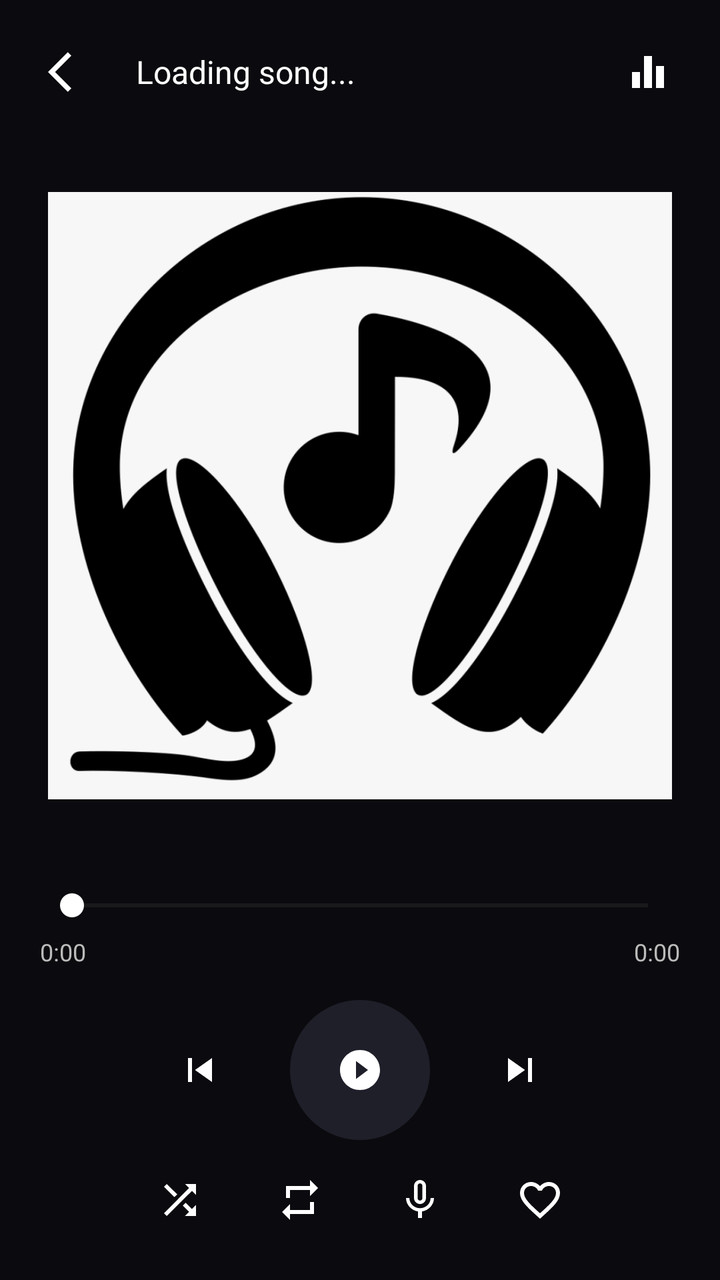
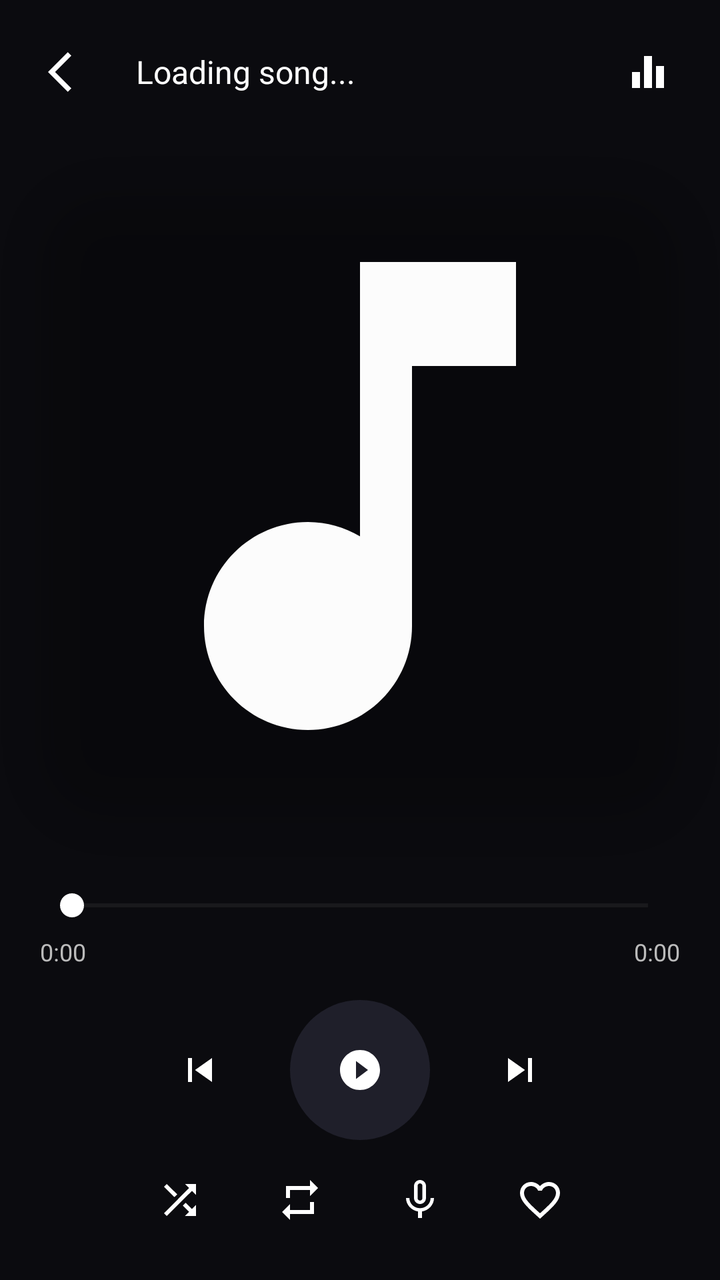

Two renders of the same Android screen: before a commit and after it. Below are the layout's source before the change and the commit's diff.
<!-- AndroidManifest.xml: application theme Theme.AppCompat.Light.NoActionBar -->
<!-- res/layout/activity_player.xml -->
<?xml version="1.0" encoding="utf-8"?>
<androidx.constraintlayout.widget.ConstraintLayout
    xmlns:android="http://schemas.android.com/apk/res/android"
    xmlns:app="http://schemas.android.com/apk/res-auto"
    xmlns:tools="http://schemas.android.com/tools"
    android:layout_width="match_parent"
    android:layout_height="match_parent"
    android:background="#0B0B0F"
    tools:context=".PlayerActivity">

    
    <LinearLayout
        android:id="@+id/topBar"
        android:layout_width="0dp"
        android:layout_height="wrap_content"
        android:orientation="horizontal"
        android:padding="16dp"
        android:gravity="center_vertical"
        app:layout_constraintTop_toTopOf="parent"
        app:layout_constraintStart_toStartOf="parent"
        app:layout_constraintEnd_toEndOf="parent">

        <ImageButton
            android:id="@+id/btnback"
            android:layout_width="40dp"
            android:layout_height="40dp"
            android:background="?attr/selectableItemBackgroundBorderless"
            android:src="@drawable/ic_back"
            android:tint="#FFFFFF"/>

        <TextView
            android:id="@+id/txtSong"
            android:layout_width="0dp"
            android:layout_height="wrap_content"
            android:layout_weight="1"
            android:paddingStart="12dp"
            android:paddingEnd="12dp"
            android:text="Loading song..."
            android:textColor="#FFFFFF"
            android:textSize="16sp"
            android:singleLine="true"
            android:ellipsize="marquee"
            android:marqueeRepeatLimit="marquee_forever"
            android:focusable="true"
            android:focusableInTouchMode="true"/>

        <ImageButton
            android:id="@+id/btnEq"
            android:layout_width="40dp"
            android:layout_height="40dp"
            android:background="?attr/selectableItemBackgroundBorderless"
            android:src="@drawable/ic_equalizer"
            android:tint="#FFFFFF"/>
    </LinearLayout>

    
    <ImageView
        android:id="@+id/imgView"
        android:layout_width="0dp"
        android:layout_height="0dp"
        android:layout_margin="24dp"
        android:scaleType="centerCrop"
        android:src="@drawable/picon"
        app:layout_constraintTop_toBottomOf="@id/topBar"
        app:layout_constraintBottom_toTopOf="@id/playerControls"
        app:layout_constraintStart_toStartOf="parent"
        app:layout_constraintEnd_toEndOf="parent"/>

    
    <LinearLayout
        android:id="@+id/playerControls"
        android:layout_width="0dp"
        android:layout_height="wrap_content"
        android:orientation="vertical"
        android:padding="20dp"
        app:layout_constraintBottom_toBottomOf="parent"
        app:layout_constraintStart_toStartOf="parent"
        app:layout_constraintEnd_toEndOf="parent">

        
        <SeekBar
            android:id="@+id/seekBar"
            android:layout_width="match_parent"
            android:layout_height="wrap_content"
            android:thumbTint="#FFFFFF"
            android:progressTint="#4CAF50"
            android:progressBackgroundTint="#444"/>

        <LinearLayout
            android:layout_width="match_parent"
            android:layout_height="wrap_content"
            android:orientation="horizontal"
            android:paddingTop="6dp">

            <TextView
                android:id="@+id/txtSongStart"
                android:layout_width="wrap_content"
                android:layout_height="wrap_content"
                android:text="0:00"
                android:textColor="#BBBBBB"
                android:textSize="12sp"/>

            <View
                android:layout_width="0dp"
                android:layout_height="1dp"
                android:layout_weight="1"/>

            <TextView
                android:id="@+id/txtSongEnd"
                android:layout_width="wrap_content"
                android:layout_height="wrap_content"
                android:text="0:00"
                android:textColor="#BBBBBB"
                android:textSize="12sp"/>
        </LinearLayout>

        
        <LinearLayout
            android:layout_width="match_parent"
            android:layout_height="wrap_content"
            android:gravity="center"
            android:paddingTop="16dp">

            <ImageButton
                android:id="@+id/btnPrevious"
                android:layout_width="50dp"
                android:layout_height="50dp"
                android:background="?attr/selectableItemBackgroundBorderless"
                android:src="@drawable/ic_previous"
                app:tint="#FFFFFF"/>

            <ImageButton
                android:id="@+id/btnPlay"
                android:layout_width="70dp"
                android:layout_height="70dp"
                android:layout_marginHorizontal="20dp"
                android:background="@drawable/circle_button"
                android:src="@drawable/ic_play"
                app:tint="#FFFFFF"/>

            <ImageButton
                android:id="@+id/btnNext"
                android:layout_width="50dp"
                android:layout_height="50dp"
                android:background="?attr/selectableItemBackgroundBorderless"
                android:src="@drawable/ic_next"
                app:tint="#FFFFFF"/>
        </LinearLayout>

        
        <LinearLayout
            android:layout_width="match_parent"
            android:layout_height="wrap_content"
            android:gravity="center"
            android:paddingTop="10dp">

            <ImageButton
                android:id="@+id/btnShuffle"
                android:layout_width="40dp"
                android:layout_height="40dp"
                android:background="?attr/selectableItemBackgroundBorderless"
                android:src="@drawable/ic_shuffle"
                app:tint="#FFFFFF"/>

            <ImageButton
                android:id="@+id/btnRepeat"
                android:layout_width="40dp"
                android:layout_height="40dp"
                android:layout_marginStart="20dp"
                android:background="?attr/selectableItemBackgroundBorderless"
                android:src="@drawable/ic_repeat"
                app:tint="#FFFFFF"/>

            <ImageButton
                android:id="@+id/btnMic"
                android:layout_width="40dp"
                android:layout_height="40dp"
                android:layout_marginStart="20dp"
                android:background="?attr/selectableItemBackgroundBorderless"
                android:src="@drawable/ic_mic"
                app:tint="#FFFFFF"/>

            <ImageButton
                android:id="@+id/btnfav"
                android:layout_width="40dp"
                android:layout_height="40dp"
                android:layout_marginStart="20dp"
                android:background="?attr/selectableItemBackgroundBorderless"
                android:src="@drawable/ic_fav"
                app:tint="#FFFFFF"/>
        </LinearLayout>

    </LinearLayout>

</androidx.constraintlayout.widget.ConstraintLayout>
<!-- resources referenced by this layout -->
<resources>
  <!-- drawable circle_button (drawable) -->
  <shape xmlns:android="http://schemas.android.com/apk/res/android"
      android:shape="oval">
  
      <solid android:color="#1F1F2A"/>
  
      <size
          android:width="70dp"
          android:height="70dp"/>
  </shape>
  <!-- drawable ic_back (drawable) -->
  <vector android:height="24dp" android:tint="#B6B5B5"
      android:viewportHeight="24" android:viewportWidth="24"
      android:width="24dp" xmlns:android="http://schemas.android.com/apk/res/android">
      <path android:fillColor="@android:color/white" android:pathData="M11.67,3.87L9.9,2.1 0,12l9.9,9.9 1.77,-1.77L3.54,12z"/>
  </vector>
  <!-- drawable ic_equalizer (drawable) -->
  <vector android:height="24dp" android:tint="#B6B5B5"
      android:viewportHeight="24" android:viewportWidth="24"
      android:width="24dp" xmlns:android="http://schemas.android.com/apk/res/android">
      <path android:fillColor="#B6B5B5" android:pathData="M10,20h4L14,4h-4v16zM4,20h4v-8L4,12v8zM16,9v11h4L20,9h-4z"/>
  </vector>
  <!-- drawable ic_next (drawable) -->
  <vector android:height="24dp" android:tint="#B6B5B5"
      android:viewportHeight="24" android:viewportWidth="24"
      android:width="24dp" xmlns:android="http://schemas.android.com/apk/res/android">
      <path android:fillColor="#B6B5B5" android:pathData="M6,18l8.5,-6L6,6v12zM16,6v12h2V6h-2z"/>
  </vector>
  <!-- drawable ic_play (drawable) -->
  <vector xmlns:android="http://schemas.android.com/apk/res/android"
      android:width="24dp"
      android:height="24dp"
      android:viewportWidth="24"
      android:viewportHeight="24"
      android:tint="#B6B5B5">
    <path
        android:fillColor="#B6B5B5"
        android:pathData="M12,2C6.48,2 2,6.48 2,12s4.48,10 10,10 10,-4.48 10,-10S17.52,2 12,2zM10,16.5v-9l6,4.5 -6,4.5z"/>
  </vector>
  <!-- drawable ic_previous (drawable) -->
  <vector android:height="24dp" android:tint="#B6B5B5"
      android:viewportHeight="24" android:viewportWidth="24"
      android:width="24dp" xmlns:android="http://schemas.android.com/apk/res/android">
      <path android:fillColor="@android:color/white" android:pathData="M6,6h2v12L6,18zM9.5,12l8.5,6L18,6z"/>
  </vector>
  <!-- drawable ic_repeat (drawable) -->
  <vector xmlns:android="http://schemas.android.com/apk/res/android"
      android:width="24dp"
      android:height="24dp"
      android:viewportWidth="24"
      android:viewportHeight="24"
      >
    <path
        android:fillColor="#B6B5B5"
        android:pathData="M7,7h10v3l4,-4 -4,-4v3L5,5v6h2L7,7zM17,17L7,17v-3l-4,4 4,4v-3h12v-6h-2v4z"/>
  </vector>
  <!-- drawable ic_shuffle (drawable) -->
  <vector xmlns:android="http://schemas.android.com/apk/res/android"
      android:width="24dp"
      android:height="24dp"
      android:viewportWidth="24"
      android:viewportHeight="24"
      >
    <path
        android:fillColor="#B6B5B5"
        android:pathData="M10.59,9.17L5.41,4 4,5.41l5.17,5.17 1.42,-1.41zM14.5,4l2.04,2.04L4,18.59 5.41,20 17.96,7.46 20,9.5L20,4h-5.5zM14.83,13.41l-1.41,1.41 3.13,3.13L14.5,20L20,20v-5.5l-2.04,2.04 -3.13,-3.13z"/>
  </vector>
  <!-- drawable picon: png bitmap (drawable-v24, 59869 bytes) -->
  <!-- unchanged entries left out for length: 2 -->
</resources>

<!-- the commit's change to res/layout/activity_player.xml (unified diff, before → after) -->
@@ -54,17 +54,26 @@
     </LinearLayout>
 
     
-    <ImageView
-        android:id="@+id/imgView"
+    <androidx.cardview.widget.CardView
+        android:id="@+id/imgViewCard"
         android:layout_width="0dp"
         android:layout_height="0dp"
         android:layout_margin="24dp"
-        android:scaleType="centerCrop"
-        android:src="@drawable/picon"
+        app:cardCornerRadius="32dp"
+        app:cardElevation="10dp"
+        app:cardBackgroundColor="@android:color/transparent"
         app:layout_constraintTop_toBottomOf="@id/topBar"
         app:layout_constraintBottom_toTopOf="@id/playerControls"
         app:layout_constraintStart_toStartOf="parent"
-        app:layout_constraintEnd_toEndOf="parent"/>
+        app:layout_constraintEnd_toEndOf="parent">
+        
+        <ImageView
+            android:id="@+id/imgView"
+            android:layout_width="match_parent"
+            android:layout_height="match_parent"
+            android:scaleType="centerCrop"
+            android:src="@drawable/ic_music" />
+    </androidx.cardview.widget.CardView>
 
     
     <LinearLayout
<!-- resource entries referenced after the edit -->
@@ -21,6 +21,12 @@
       android:viewportHeight="24" android:viewportWidth="24"
       android:width="24dp" xmlns:android="http://schemas.android.com/apk/res/android">
       <path android:fillColor="#B6B5B5" android:pathData="M10,20h4L14,4h-4v16zM4,20h4v-8L4,12v8zM16,9v11h4L20,9h-4z"/>
+  </vector>
+  <!-- drawable ic_music (drawable) -->
+  <vector android:height="24dp" android:tint="#FCFCFC"
+      android:viewportHeight="24" android:viewportWidth="24"
+      android:width="24dp" xmlns:android="http://schemas.android.com/apk/res/android">
+      <path android:fillColor="@android:color/white" android:pathData="M12,3v10.55c-0.59,-0.34 -1.27,-0.55 -2,-0.55 -2.21,0 -4,1.79 -4,4s1.79,4 4,4 4,-1.79 4,-4V7h4V3h-6z"/>
   </vector>
   <!-- drawable ic_next (drawable) -->
   <vector android:height="24dp" android:tint="#B6B5B5"
@@ -67,7 +73,6 @@
         android:fillColor="#B6B5B5"
         android:pathData="M10.59,9.17L5.41,4 4,5.41l5.17,5.17 1.42,-1.41zM14.5,4l2.04,2.04L4,18.59 5.41,20 17.96,7.46 20,9.5L20,4h-5.5zM14.83,13.41l-1.41,1.41 3.13,3.13L14.5,20L20,20v-5.5l-2.04,2.04 -3.13,-3.13z"/>
   </vector>
-  <!-- drawable picon: png bitmap (drawable-v24, 59869 bytes) -->
   <!-- unchanged entries left out for length: 2 -->
 </resources>
 
